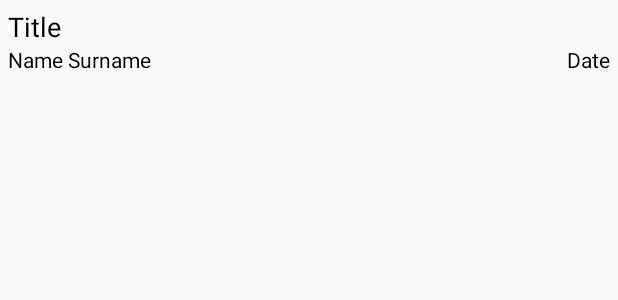
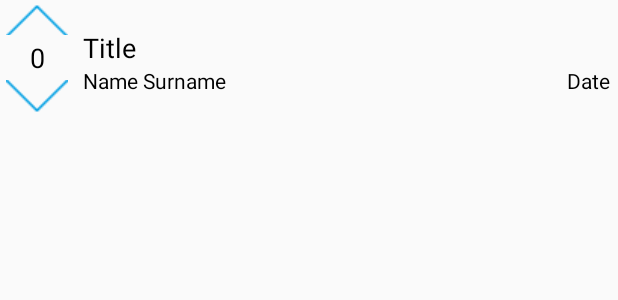
Before and after one commit to bounswe/bounswe2015group5, an Android app: the layout contribution.xml on its own in the app's theme, with its tools: preview values and no code run, on a phone screen of 412 x 824 dp. Shown: the top 300 px of the screen. Run offline under Robolectric (Android 15) with nearby library versions, the phone set to English and light mode, and no system bars; network calls fail.

Commit message:
Rate functionality is added without connecting the backend service

```diff
--- a/Xplore-Android/Xplore/app/src/main/res/layout/contribution.xml
+++ b/Xplore-Android/Xplore/app/src/main/res/layout/contribution.xml
@@ -3,6 +3,56 @@
                 android:layout_width="match_parent"
                 android:layout_height="match_parent">
 
+    <LinearLayout
+        android:orientation="vertical"
+        android:layout_width="50dp"
+        android:layout_height="75dp"
+        android:id="@+id/rate_layout"
+        android:layout_marginTop="1dp"
+        android:layout_marginBottom="1dp"
+        android:layout_alignParentStart="true"
+        android:weightSum="10">
+
+        <ImageButton
+            android:layout_width="wrap_content"
+            android:layout_height="0dp"
+            android:id="@+id/up_vote_btn"
+            android:src="@drawable/up_arrow"
+            android:layout_weight="3"
+            android:scaleType="centerCrop"
+            android:layout_gravity="center_horizontal"
+            android:background="@null"/>
+
+        <TextView
+            android:layout_width="wrap_content"
+            android:layout_height="0dp"
+            android:textAppearance="?android:attr/textAppearanceMedium"
+            android:text="0"
+            android:id="@+id/rate"
+            android:layout_gravity="center"
+            android:gravity="center"
+            android:textColor="#000000"
+            android:layout_weight="4"/>
+
+        <ImageButton
+            android:layout_width="wrap_content"
+            android:layout_height="0dp"
+            android:id="@+id/down_vote_btn"
+            android:src="@drawable/down_arrow"
+            android:layout_weight="3"
+            android:scaleType="centerCrop"
+            android:layout_gravity="center_horizontal"
+            android:background="@null"/>
+    </LinearLayout>
+
+    <RelativeLayout
+        android:layout_width="match_parent"
+        android:layout_height="wrap_content"
+        android:id="@+id/cont_layout"
+        android:layout_alignTop="@+id/rate_layout"
+        android:layout_alignBottom="@+id/rate_layout"
+        android:layout_toEndOf="@+id/rate_layout"
+        android:gravity="center">
     <TextView
         android:layout_width="match_parent"
         android:layout_height="wrap_content"
@@ -35,4 +85,6 @@
         android:layout_below="@+id/cont_detail"
         android:layout_alignEnd="@+id/cont_detail"
         android:textColor="#000000"/>
+
+    </RelativeLayout>
 </RelativeLayout>
```
Also changed, not shown: Xplore-Android/Xplore/app/src/main/java/bounswe2015group5/xplore/adapters/ContributionListAdapter.java (+41 -8 lines), Xplore-Android/Xplore/app/src/main/java/bounswe2015group5/xplore/models/Contribution.java (+47 -7 lines), Xplore-Android/Xplore/app/src/main/res/drawable/down_arrow.png (added), Xplore-Android/Xplore/app/src/main/res/drawable/up_arrow.png (added).
